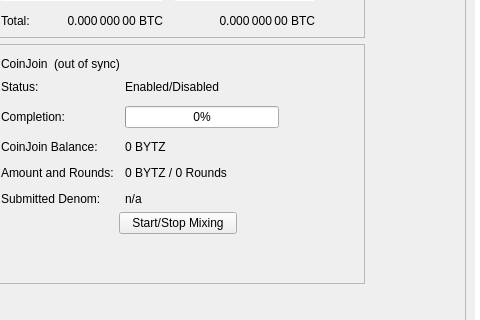
Above: src/qt/forms/overviewpage.ui from watto-engineer/dash before the change; both pictures show x 114 to 594 and y 178 to 498 of the 960 by 585 pixel window. Below: the same form after it.
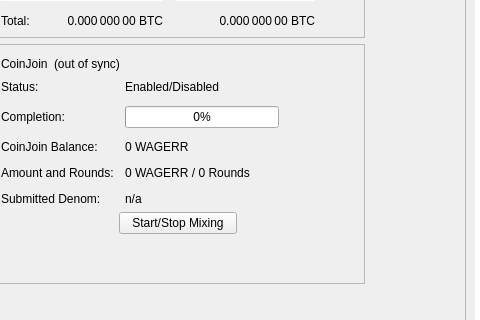
That is the form after the change.

Commit message: Rebrand to Wagerr

Diff of the .ui file:
```diff
--- a/src/qt/forms/overviewpage.ui
+++ b/src/qt/forms/overviewpage.ui
@@ -455,7 +455,7 @@
             <item row="2" column="1">
              <widget class="QLabel" name="labelAnonymized">
               <property name="text">
-               <string notr="true">0 BYTZ</string>
+               <string notr="true">0 WAGERR</string>
               </property>
              </widget>
             </item>
@@ -469,7 +469,7 @@
             <item row="3" column="1">
              <widget class="QLabel" name="labelAmountRounds">
               <property name="text">
-               <string>0 BYTZ / 0 Rounds</string>
+               <string>0 WAGERR / 0 Rounds</string>
               </property>
              </widget>
             </item>
```
Left out of the diff: 6 changed lines with no effect on the pictures. The commit also changes 704 other files.
